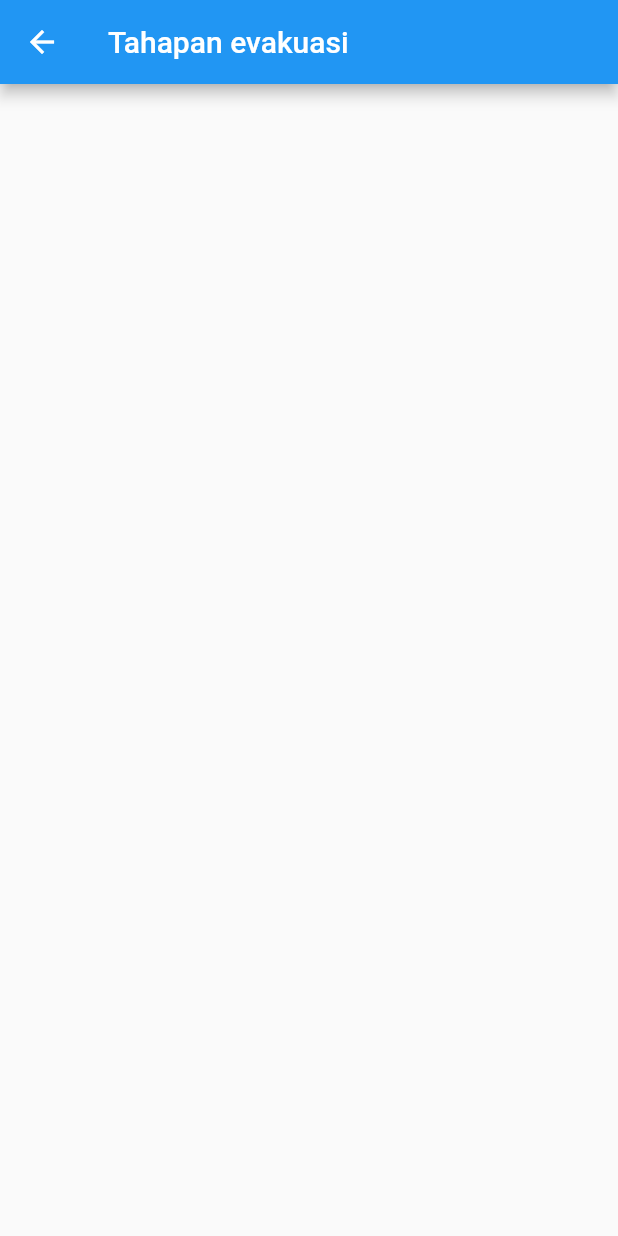
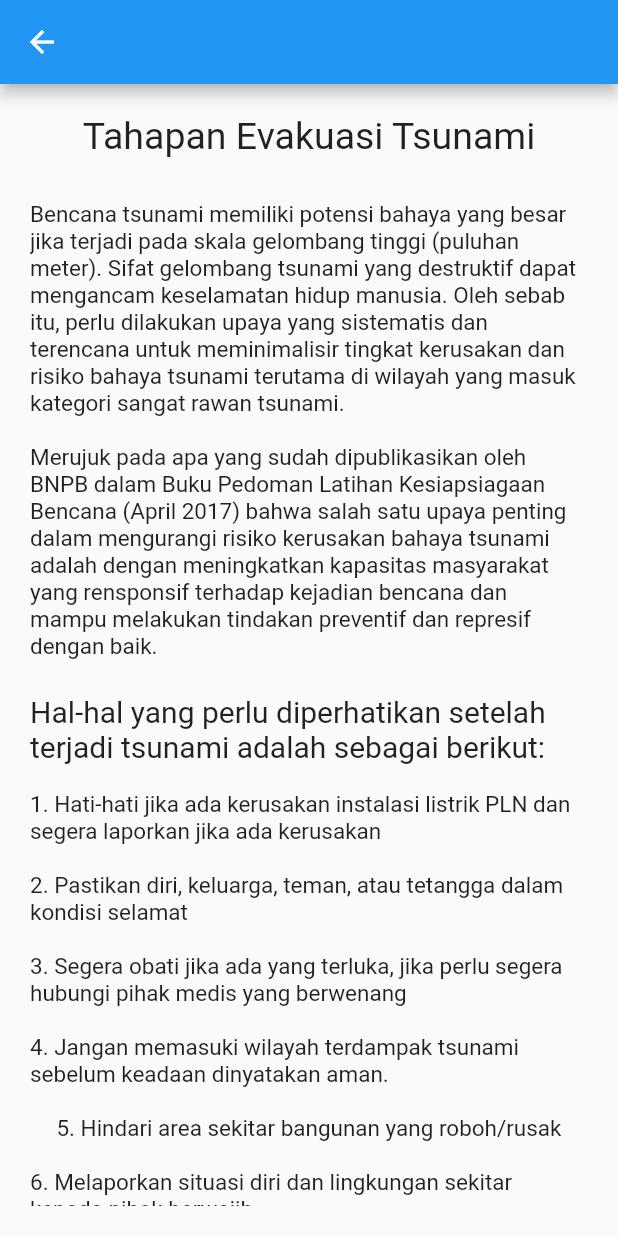
Before and after one commit to nandabrilianto/SIBAT, a Flutter app: the Tahapanevakuasi screen opened directly, on a phone screen of 412 x 824 dp. Run offline on Flutter 3.47's test engine with Material 2 defaults, Android fonts, the phone set to English and light mode, and no system bars; our stand-ins replace flutter_map, latlong; network calls fail.

Commit message:
Mengisi dan mengedit konten pada menu mitigasi dan tahapan evakuasi

```diff
--- a/lib/Mitigasi.dart
+++ b/lib/Mitigasi.dart
@@ -28,7 +28,7 @@ class _MitigasiState extends State<Mitigasi> {
             ),
 
               new Text(
-              "Mitigasi adalah segala tindakan yang dilakukan untuk mengurangi atau menghilangkan resiko jangka panjang bahaya bencana alam dan akibatnya terhadap manusia dan harta-benda. Berdasarkan Peraturan Pemerintah (PP) No. 64 tahun 2010 Pasal 1 (4) yang dimaksud Mitigasi Bencana adalah upaya untuk mengurangi risiko bencana, baik secara struktur atau fisik melalui pembangunan fisik alami dan/atau buatan maupun nonstruktur atau nonfisik melalui peningkatan kemampuan menghadapi ancaman bencana di wilayah pesisir dan pulau – pulau kecil. \n"
+              "Mitigasi adalah segala tindakan yang dilakukan untuk mengurangi atau menghilangkan risiko jangka panjang bahaya bencana alam dan akibatnya terhadap manusia dan harta benda. Berdasarkan Peraturan Pemerintah (PP) No. 64 tahun 2010 Pasal 1 (4) yang dimaksud Mitigasi Bencana adalah upaya untuk mengurangi risiko bencana, baik secara struktur atau fisik melalui pembangunan fisik alami dan/atau buatan maupun nonstruktur atau nonfisik melalui peningkatan kemampuan menghadapi ancaman bencana di wilayah pesisir dan pulau – pulau kecil. \n"
               ,textAlign: TextAlign.left,
               style: new TextStyle(fontSize: 15.0),
             ),
@@ -39,16 +39,18 @@ class _MitigasiState extends State<Mitigasi> {
               style: new TextStyle(fontSize: 20.0),
             ),
 
-            new Text("1.Penyusunan peraturan perundang-undangan; \n 2. Penyusunan peta rawan bencana; \n 3.Penyusunan peta risiko bencana; \n 4.Penyusunan analisis mengenai dampak lingkungan (amdal); \n 5.Penyusunan tata ruang; \n 6.Penyusunan zonasi; \n 7.Pendidikan, penyuluhan, dan penyadaran masyarakat \n",
+            new Text("1.Penyusunan peraturan perundang-undangan\n2. Penyusunan peta rawan bencana\n3.Penyusunan peta risiko bencana\n4.Penyusunan analisis mengenai dampak lingkungan (amdal)\n5.Penyusunan tata ruang\n6.Penyusunan zonasi\n7.Pendidikan, penyuluhan, dan penyadaran masyarakat\n",
             textAlign: TextAlign.left,
             style: new TextStyle(fontSize: 15.0),
             ),
 
-            new Text("Langkah-langkah yang harus dilakukan sebelum terjadinya tsunami adalah sebagai berikut: \n",textAlign: TextAlign.left,
+            new Text("Langkah-langkah yang harus dilakukan sebelum terjadinya tsunami adalah sebagai berikut: \n"
+            ,textAlign: TextAlign.left,
             style: new TextStyle(fontSize: 20.0),
             ),
 
-            new Text("1. Membangun sistem peringatan dini tsunami \n 2. Membangun shelter atau tempat evakuasi disekitar wilayah rawan tsunami \n 3. Meningkatkan pengetahuan masyarakat seputar bahaya tsunami \n 4. Melakukan pelaporan secara cepat jika ada tanda-tanda akan terjadi tsunami \n 5. Aktif mencari informasi seputar bencana melalui media informasi (radio, TV, internet) \n 6. Sedia dan siaga alat komunikasi alternative jika ponsel tidak berfungsi.",textAlign: TextAlign.left,
+            new Text("1. Membangun sistem peringatan dini tsunami\n2. Membangun shelter atau tempat evakuasi disekitar wilayah rawan tsunami\n3. Meningkatkan pengetahuan masyarakat seputar bahaya tsunami\n4. Melakukan pelaporan secara cepat jika ada tanda-tanda akan terjadi tsunami\n5. Aktif mencari informasi seputar bencana melalui media informasi (radio, TV, internet)\n6. Sedia dan siaga alat komunikasi alternative jika ponsel tidak berfungsi."
+            ,textAlign: TextAlign.left,
             style: new TextStyle(fontSize: 15.0),
             ),
 
--- a/lib/Tahapanevakuasi.dart
+++ b/lib/Tahapanevakuasi.dart
@@ -9,7 +9,101 @@ class _TahapanevakuasiState extends State<Tahapanevakuasi> {
   @override
   Widget build(BuildContext context) {
     return new Scaffold(
-      appBar: new AppBar(title: new Text("Tahapan evakuasi"),),
-    );
+      resizeToAvoidBottomPadding: false ,
+      appBar: new AppBar(
+        title: new Text(""),
+      ),
+      body: new Container(
+        margin: EdgeInsets.all(20.0),
+        child: new SingleChildScrollView(
+          child: new ConstrainedBox(
+            constraints: new BoxConstraints(),
+            child: new Column(
+              children: <Widget>[
+
+              new Text(
+              "Tahapan Evakuasi Tsunami\n",
+              textAlign: TextAlign.left,
+              style: new TextStyle(fontSize: 25.0),
+            ),
+
+            new Text(
+              "Bencana tsunami memiliki potensi bahaya yang besar jika terjadi pada skala gelombang tinggi (puluhan meter). Sifat gelombang tsunami yang destruktif dapat mengancam keselamatan hidup manusia. Oleh sebab itu, perlu dilakukan upaya yang sistematis dan terencana untuk meminimalisir tingkat kerusakan dan risiko bahaya tsunami terutama di wilayah yang masuk kategori sangat rawan tsunami.\n\nMerujuk pada apa yang sudah dipublikasikan oleh BNPB dalam Buku Pedoman Latihan Kesiapsiagaan Bencana (April 2017) bahwa salah satu upaya penting dalam mengurangi risiko kerusakan bahaya tsunami adalah dengan meningkatkan kapasitas masyarakat yang rensponsif terhadap kejadian bencana dan mampu melakukan tindakan preventif dan represif dengan baik.",
+              textAlign: TextAlign.left,
+              style: new TextStyle(fontSize: 15.0),
+            ),
+
+            new Text(
+              "\nHal-hal yang perlu diperhatikan setelah terjadi tsunami adalah sebagai berikut:",
+              textAlign: TextAlign.left,
+              style: new TextStyle(fontSize: 20.0),
+            ),
+
+            new Text(
+              "\n1. Hati-hati jika ada kerusakan instalasi listrik PLN dan segera laporkan jika ada kerusakan",
+              textAlign: TextAlign.left,
+              style: new TextStyle(fontSize: 15.0),
+            ),
+
+            new Text(
+              "\n2. Pastikan diri, keluarga, teman, atau tetangga dalam kondisi selamat",
+              textAlign: TextAlign.left,
+              style: new TextStyle(fontSize: 15.0),
+            ),
+
+            new Text(
+              "\n3. Segera obati jika ada yang terluka, jika perlu segera hubungi pihak medis yang berwenang",
+              textAlign: TextAlign.left,
+              style: new TextStyle(fontSize: 15.0),
+            ),
+
+            new Text(
+              "\n4. Jangan memasuki wilayah terdampak tsunami sebelum keadaan dinyatakan aman.",
+              textAlign: TextAlign.left,
+              style: new TextStyle(fontSize: 15.0),
+            ),
+
+            new Text(
+              "\n5. Hindari area sekitar bangunan yang roboh/rusak",
+              textAlign: TextAlign.left,
+              style: new TextStyle(fontSize: 15.0),
+            ),
+
+            new Text(
+              "\n6. Melaporkan situasi diri dan lingkungan sekitar kepada pihak berwajib",
+              textAlign: TextAlign.left,
+              style: new TextStyle(fontSize: 15.0),
+            ),
+
+            new Text(
+              "\n7. Gotong royong membersihkan wilayah terdampak",
+              textAlign: TextAlign.left,
+              style: new TextStyle(fontSize: 15.0),
+            ),
+
+            new Text(
+              "\n8. Terus update informasi terbaru tentang tsunami",
+              textAlign: TextAlign.left,
+              style: new TextStyle(fontSize: 15.0),
+            ),
+
+            new Text(
+              "\n9. Hindari menggunakan lilin karena akan munul risiko terjadi kebakaran",
+              textAlign: TextAlign.left,
+              style: new TextStyle(fontSize: 15.0),
+            ),
+
+            new Text(
+              "\n10. Gunakan lampu senter untuk mempermudah penglihatan saat gelap",
+              textAlign: TextAlign.left,
+              style: new TextStyle(fontSize: 15.0),
+            ),
+
+              ],
+            ),
+          ),
+        )
+        ),
+      );
+  }
     }
-}
```
